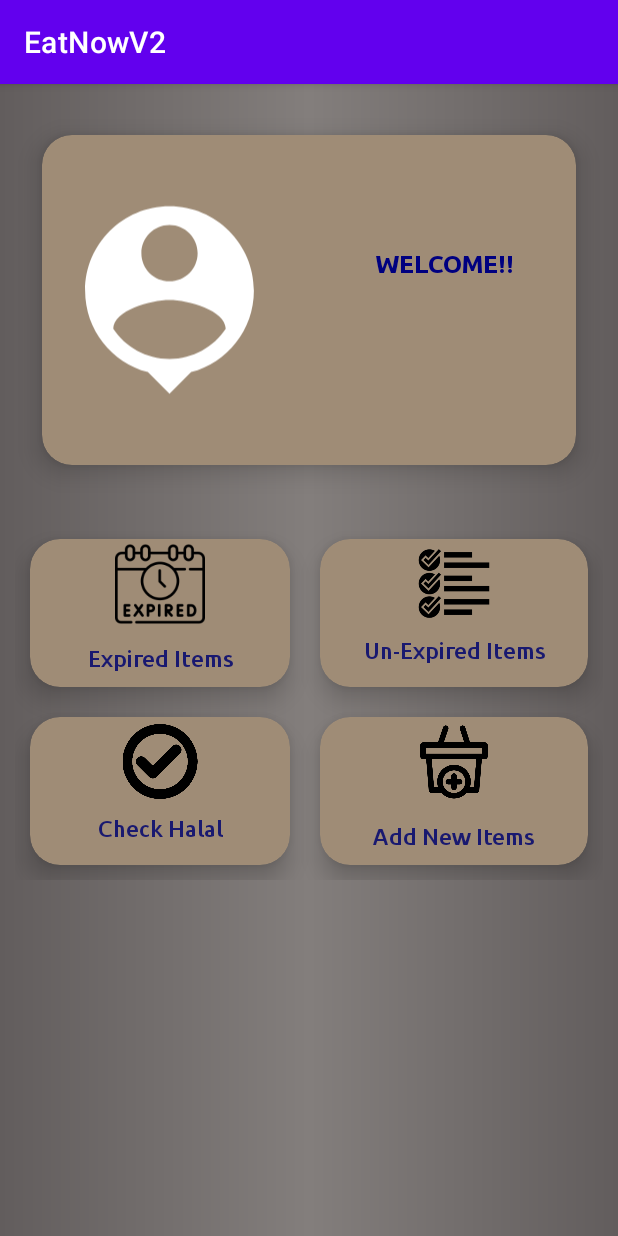
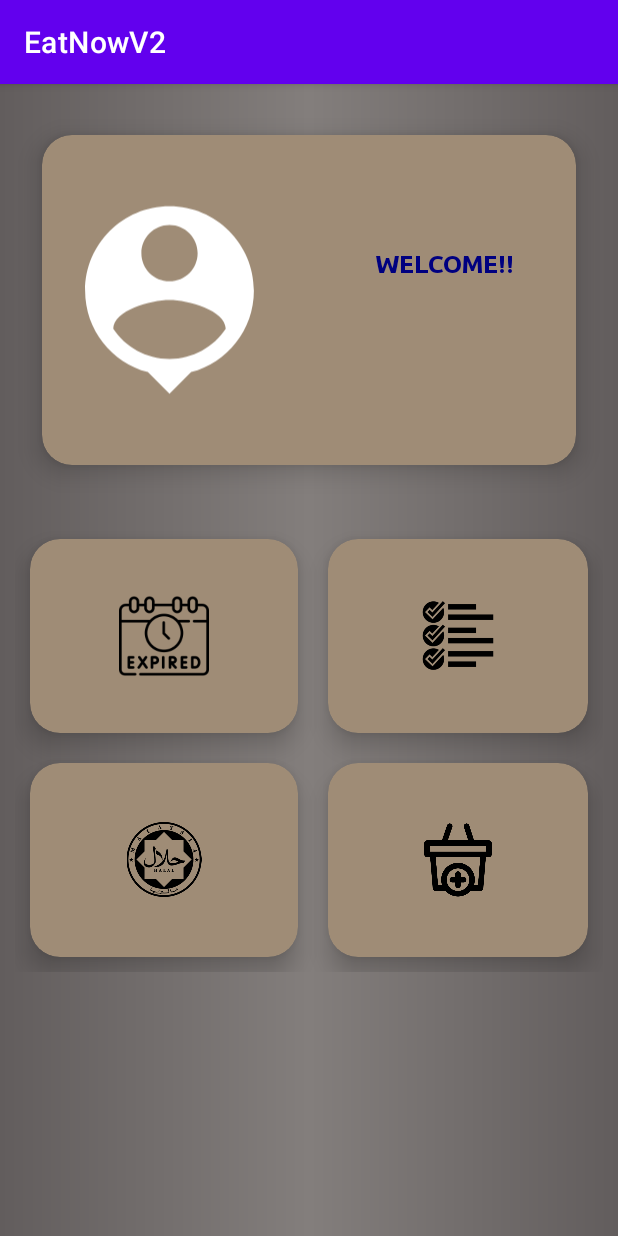
Before and after one commit to decaffinetedturtle/EatNowV2, an Android app: the userDashboard screen opened directly, with no data from a screen before it, on a phone screen of 412 x 824 dp. Run offline under Robolectric (Android 15) with nearby library versions, the light colour scheme and no system bars; our stand-ins replace Firebase (no records; nobody signed in at launch, a user with empty details on screens opened directly).

Commit message:
apa yanga ada
aku rushing so aku push apa yanga ada

```diff
--- a/app/src/main/res/drawable/button_login.xml
+++ b/app/src/main/res/drawable/button_login.xml
@@ -3,6 +3,7 @@
     xmlns:android="http://schemas.android.com/apk/res/android"
     android:shape="rectangle">
     <solid android:color="#CAC2B5"/>
+
     <corners android:radius="15dp"/>
     <stroke
         android:width="2dp"
--- a/app/src/main/res/layout/activity_retrieve_email_forget_password.xml
+++ b/app/src/main/res/layout/activity_retrieve_email_forget_password.xml
@@ -60,6 +60,7 @@
             android:layout_height="wrap_content"
             android:layout_marginTop="25dp"
             android:background="@drawable/button_login"
+            android:backgroundTint="@color/Maroon"
             android:text="Renew Password"
             android:textAllCaps="false"
             android:textColor="@color/white"
--- a/app/src/main/res/layout/activity_user_dashboard.xml
+++ b/app/src/main/res/layout/activity_user_dashboard.xml
@@ -110,15 +110,16 @@
 
             <androidx.cardview.widget.CardView
                 android:id="@+id/expiredCard"
-                android:layout_gravity="fill"
+                android:layout_width="90dp"
+                android:layout_height="129dp"
                 android:layout_rowWeight="1"
                 android:layout_columnWeight="1"
+                android:layout_gravity="fill"
                 android:layout_margin="10sp"
                 app:cardBackgroundColor="#9F8C76"
                 app:cardCornerRadius="20dp"
                 app:cardElevation="10dp"
-                app:cardMaxElevation="12dp"
-                >
+                app:cardMaxElevation="12dp">
 
                 <LinearLayout
                     android:layout_width="match_parent"
@@ -134,18 +135,6 @@
                         android:contentDescription="This is a expired items image"
                         android:src="@drawable/expired" />
 
-                <TextView
-                    android:layout_width="match_parent"
-                    android:layout_height="wrap_content"
-                    android:text="Expired Items"
-                    android:fontFamily="@font/ubuntu_medium"
-                    android:textSize="15sp"
-                    android:textAlignment="center"
-                    android:layout_gravity="center"
-                    android:textColor="@color/MidnightBlue"
-                    android:paddingTop="10sp"
-                    android:paddingBottom="10sp"
-                    />
                 </LinearLayout>
 
             </androidx.cardview.widget.CardView>
@@ -179,19 +168,6 @@
                         android:contentDescription="This is a unexpired image"
                         android:src="@drawable/list" />
 
-                <TextView
-                    android:layout_width="match_parent"
-                    android:layout_height="wrap_content"
-                    android:text="Un-Expired Items"
-                    android:fontFamily="@font/ubuntu_medium"
-                    android:textSize="15sp"
-                    android:textAlignment="center"
-                    android:layout_gravity="center"
-                    android:textColor="@color/MidnightBlue"
-                    android:paddingTop="10sp"
-                    android:paddingBottom="10sp"
-                    />
-
                 </LinearLayout>
 
 
@@ -207,6 +183,8 @@
                 app:cardCornerRadius="20dp"
                 app:cardElevation="10dp"
                 app:cardMaxElevation="12dp"
+                android:layout_width="90dp"
+                android:layout_height="129dp"
                 >
                 <LinearLayout
                     android:layout_width="match_parent"
@@ -220,20 +198,8 @@
                     android:layout_height="50dp"
                     android:layout_gravity="center"
                     android:contentDescription="This is a check halal image"
-                    android:src="@drawable/check" />
+                    android:src="@drawable/halal_icon" />
 
-                <TextView
-                    android:id="@+id/btn_halal"
-                    android:layout_width="match_parent"
-                    android:layout_height="wrap_content"
-                    android:layout_gravity="center"
-                    android:paddingTop="10sp"
-                    android:paddingBottom="10sp"
-                    android:text="Check Halal"
-                    android:fontFamily="@font/ubuntu_medium"
-                    android:textAlignment="center"
-                    android:textColor="@color/MidnightBlue"
-                    android:textSize="15sp" />
                 </LinearLayout>
 
 
@@ -265,19 +231,6 @@
                     android:contentDescription="This is a add new items image"
                     android:src="@drawable/add" />
 
-                <TextView
-                    android:layout_width="match_parent"
-                    android:layout_height="wrap_content"
-                    android:text="Add New Items"
-                    android:fontFamily="@font/ubuntu_medium"
-                    android:textSize="15sp"
-                    android:textAlignment="center"
-                    android:layout_gravity="center"
-                    android:textColor="@color/MidnightBlue"
-                    android:paddingTop="10sp"
-                    android:paddingBottom="10sp"
-                    />
-
                 </LinearLayout>
 
             </androidx.cardview.widget.CardView>
--- a/app/src/main/res/layout/item_expired_blueprint.xml
+++ b/app/src/main/res/layout/item_expired_blueprint.xml
@@ -35,7 +35,7 @@
                     android:text="Food Name:"
                     android:textColor="@color/black"
                     android:textSize="20sp"
-                    android:fontFamily="@font/ubuntu_bold_italic"/>
+                    android:fontFamily="@font/disoriented"/>
 
                 <TextView
                     android:id="@+id/foodName"
@@ -62,7 +62,7 @@
                     android:text="Food Desc:"
                     android:textColor="@color/black"
                     android:textSize="20sp"
-                    android:fontFamily="@font/ubuntu_bold_italic"/>
+                    android:fontFamily="@font/disoriented"/>
 
 
                 <TextView
@@ -90,7 +90,7 @@
                     android:text="Expired On:"
                     android:textColor="@color/black"
                     android:textSize="20sp"
-                    android:fontFamily="@font/ubuntu_bold_italic"/>
+                    android:fontFamily="@font/disoriented"/>
 
 
                 <TextView
--- a/app/src/main/res/layout/item_un_expired_blueprint.xml
+++ b/app/src/main/res/layout/item_un_expired_blueprint.xml
@@ -7,9 +7,8 @@
     android:background="@drawable/button_custom">
 
     <LinearLayout
-        android:layout_width="wrap_content"
+        android:layout_width="match_parent"
         android:layout_height="wrap_content"
-        android:layout_marginLeft="16dp"
         android:layout_marginTop="16dp"
         android:orientation="vertical"
         android:background="#9F8C76">
```
Also changed, not shown: app/src/main/java/com/mad/eatnowv2/MainActivity.java (+1 -38 lines), app/src/main/res/layout/activity_expired_main.xml (+3 -4 lines), app/src/main/res/layout/activity_main.xml (+5 -15 lines), app/src/main/res/layout/activity_un_expired_main.xml (+3 -4 lines), app/src/main/res/drawable/halal_icon.png (added), app/src/main/res/font/disoriented.ttf (added). Lines whose indentation alone changed are shown as unchanged.
